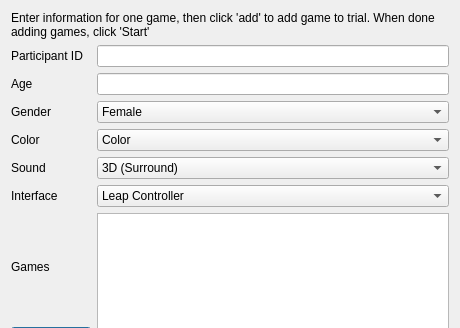
Qt form UI/trialsettingsdialog.ui (garrisoh/Simon-ConCATination) before a commit; both pictures show x 0 to 460 and y 0 to 328 of the 460 by 500 pixel window.
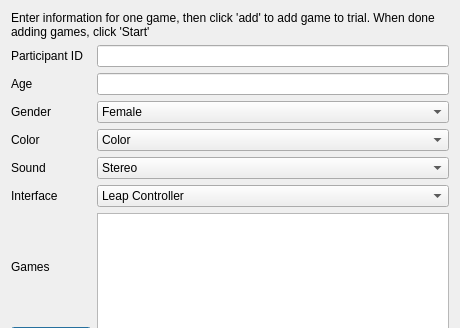
The same form after that commit.

Patch:
```diff
--- a/UI/trialsettingsdialog.ui
+++ b/UI/trialsettingsdialog.ui
@@ -115,16 +115,6 @@
    </item>
    <item row="7" column="1">
     <widget class="QComboBox" name="soundComboBox">
-     <item>
-      <property name="text">
-       <string>3D (Surround)</string>
-      </property>
-     </item>
-     <item>
-      <property name="text">
-       <string>No Sound</string>
-      </property>
-     </item>
      <item>
       <property name="text">
        <string>Stereo</string>
```
Left out of the diff: 8 changed lines with no effect on the pictures.
